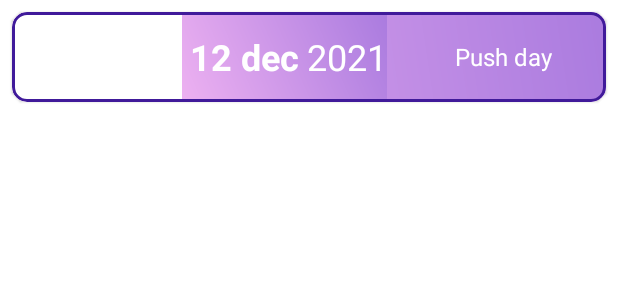
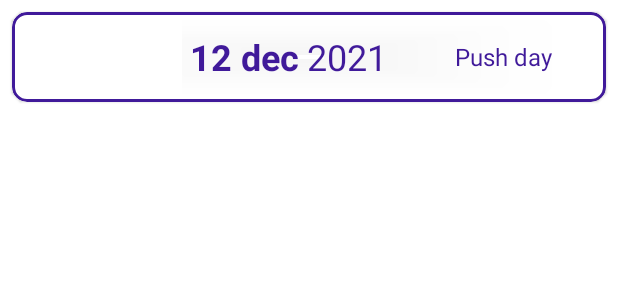
Before and after one commit to 0x41gawor/tayckner-android-client, an Android app: the layout item_habit_event.xml on its own in the app's theme, with its tools: preview values and no code run, on a phone screen of 412 x 824 dp. Shown: the top 300 px of the screen. Run offline under Robolectric (Android 15) with nearby library versions, the light colour scheme and no system bars.

Commit message:
feat(habit-tracker-layout): adjust main layout #20

```diff
--- a/app/src/main/java/pl/gawor/android/tayckner/repository/token.kt
+++ b/app/src/main/java/pl/gawor/android/tayckner/repository/token.kt
@@ -1,4 +1,4 @@
 package pl.gawor.android.tayckner.repository
 
 const val JWT_TOKEN = "Bearer " +
-        "eyJhbGciOiJIUzI1NiJ9.eyJpYXQiOjE2NDAxOTA0MTksImV4cCI6MTY0MDE5OTk0MSwidXNlcklkIjozLCJ1c2VybmFtZSI6IndhemEifQ.VTBfnOun1Tn27_MFKnu1Rg_x0pKbScfSJXj4X9qqpxU"
+        "eyJhbGciOiJIUzI1NiJ9.eyJpYXQiOjE2NDAxOTM2NDgsImV4cCI6MTY0MDIwMzE3MCwidXNlcklkIjozLCJ1c2VybmFtZSI6IndhemEifQ.PRwNmQAaOrYWsKI3NkWptU9Dm3nMPh2dX_0lGaQGQM4"
--- a/app/src/main/res/drawable/background_habit_tracker_linear_layout_my_habits.xml
+++ b/app/src/main/res/drawable/background_habit_tracker_linear_layout_my_habits.xml
@@ -1,6 +1,5 @@
 <?xml version="1.0" encoding="utf-8"?>
 <shape xmlns:android="http://schemas.android.com/apk/res/android" android:shape="rectangle">
     <stroke android:color="@color/primary" android:width="4dp" />
-    <solid android:color="@color/secondaryAccent" />
     <corners android:radius="24dp" />
 </shape>
--- a/app/src/main/res/drawable/background_main.xml
+++ b/app/src/main/res/drawable/background_main.xml
@@ -3,6 +3,6 @@
     <gradient
         android:type="linear"
         android:angle="90"
-        android:startColor="@color/backgroundAccent"
+        android:startColor="#F7E0FF"
         android:endColor="@color/background" />
 </shape>
--- a/app/src/main/res/layout/item_habit_event.xml
+++ b/app/src/main/res/layout/item_habit_event.xml
@@ -5,6 +5,7 @@
     android:layout_height="wrap_content"
     xmlns:app="http://schemas.android.com/apk/res-auto"
     app:cardCornerRadius="10dp"
+    app:cardBackgroundColor="#00000000"
     android:layout_margin="8dp"
     app:strokeColor="@color/primary"
     app:strokeWidth="2dp">
@@ -12,7 +13,6 @@
     <LinearLayout
         android:layout_width="match_parent"
         android:layout_height="60dp"
-        android:background="@drawable/background_item_habit_event"
         android:orientation="horizontal">
 
         <FrameLayout
@@ -41,7 +41,6 @@
                 android:layout_width="wrap_content"
                 android:layout_height="match_parent"
                 android:layout_marginEnd="10dp"
-                android:background="@drawable/background_item_habit_event"
                 android:orientation="horizontal">
 
                 <TextView
@@ -53,7 +52,7 @@
                     android:layout_marginEnd="5dp"
                     android:layout_weight="1"
                     android:text="12 dec"
-                    android:textColor="@color/OnPrimary"
+                    android:textColor="@color/primary"
                     android:textSize="24sp"
                     android:textStyle="bold" />
 
@@ -64,7 +63,7 @@
                     android:layout_gravity="center"
                     android:layout_weight="2"
                     android:text="2021"
-                    android:textColor="@color/OnPrimary"
+                    android:textColor="@color/primary"
                     android:textSize="24sp" />
 
             </LinearLayout>
@@ -79,7 +78,7 @@
                     android:layout_height="wrap_content"
                     android:layout_gravity="center"
                     android:text="Push day"
-                    android:textColor="@color/OnPrimary"
+                    android:textColor="@color/primary"
                     android:textSize="16sp" />
             </FrameLayout>
         </LinearLayout>
```
